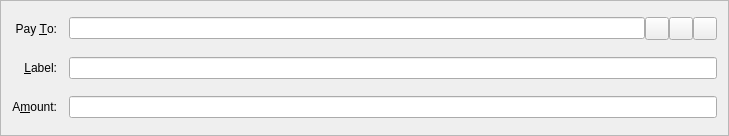
This is src/qt/forms/sendcoinsentry.ui in ciip-96/xoat as Qt 5 draws it before an edit. The edited form follows.
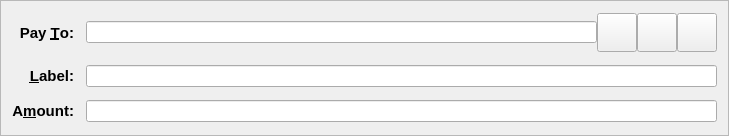
This is the edited form. Icons and pictures are not drawn. Custom widgets are drawn as their Qt base class.

What changed in the file:
```diff
--- a/src/qt/forms/sendcoinsentry.ui
+++ b/src/qt/forms/sendcoinsentry.ui
@@ -13,6 +13,15 @@
   <property name="windowTitle">
    <string>Form</string>
   </property>
+  <property name="styleSheet">
+   <string notr="true">QLabel{
+    font-family: &quot;Montserrat&quot;, sans-serif;
+    font-size: 15px;
+    text-transform:uppercase;
+	font-weight: bold;
+}
+</string>
+  </property>
   <property name="frameShape">
    <enum>QFrame::StyledPanel</enum>
   </property>
@@ -85,12 +94,21 @@
        <property name="toolTip">
         <string>Choose address from address book</string>
        </property>
+       <property name="styleSheet">
+        <string notr="true"/>
+       </property>
        <property name="text">
         <string/>
        </property>
        <property name="icon">
         <iconset resource="../bitcoin.qrc">
-         <normaloff>:/icons/address-book</normaloff>:/icons/address-book</iconset>
+         <normaloff>:/icons/address-book-s</normaloff>:/icons/address-book-s</iconset>
+       </property>
+       <property name="iconSize">
+        <size>
+         <width>32</width>
+         <height>32</height>
+        </size>
        </property>
        <property name="shortcut">
         <string>Alt+A</string>
@@ -109,6 +127,12 @@
         <iconset resource="../bitcoin.qrc">
          <normaloff>:/icons/editpaste</normaloff>:/icons/editpaste</iconset>
        </property>
+       <property name="iconSize">
+        <size>
+         <width>32</width>
+         <height>32</height>
+        </size>
+       </property>
        <property name="shortcut">
         <string>Alt+P</string>
        </property>
@@ -126,6 +150,12 @@
         <iconset resource="../bitcoin.qrc">
          <normaloff>:/icons/remove</normaloff>:/icons/remove</iconset>
        </property>
+       <property name="iconSize">
+        <size>
+         <width>32</width>
+         <height>32</height>
+        </size>
+       </property>
       </widget>
      </item>
     </layout>
```
Left out of the diff: 4 changed lines with no effect on the pictures.
